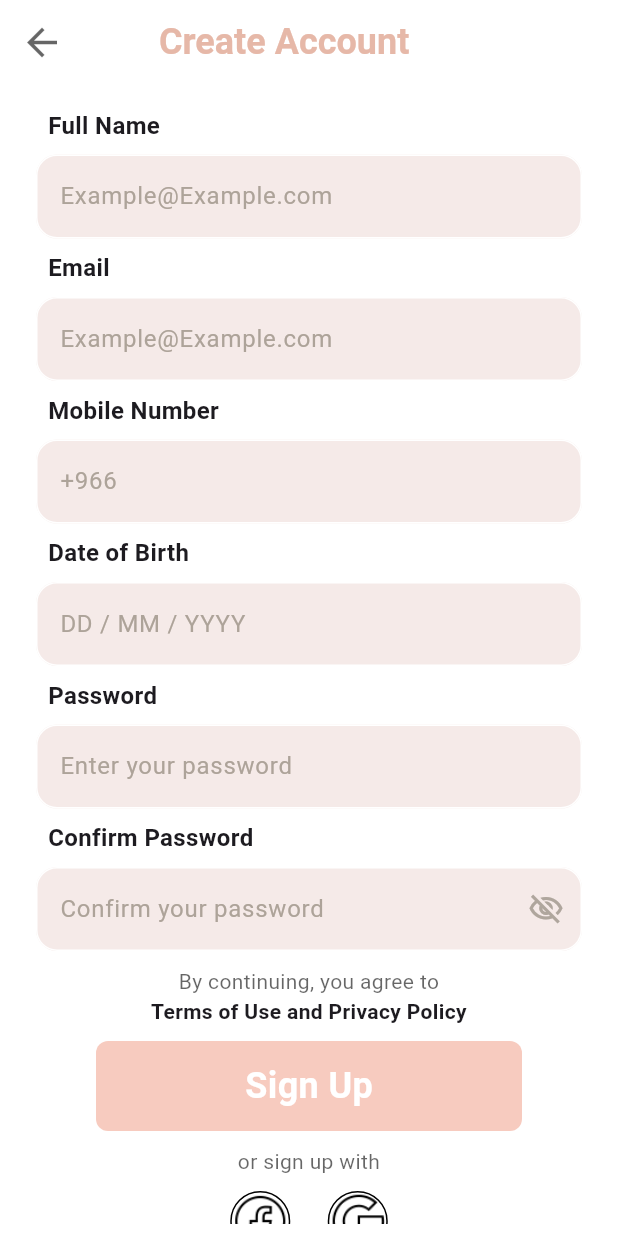
After one commit to MohamedAliShosha/Auth_Flow, a Flutter app: the screen it shows after launch, after a tap on "Sign Up", on a phone screen of 412 x 824 dp. The commit adds this screen. Run offline on Flutter 3.47's test engine with Material 3 defaults, Android fonts, the phone set to English and light mode, and no system bars.

Commit message:
refactor SignInViewBody and SignUpViewBody to use custom content widgets; add CustomFacebookAndGoogleIcons and CustomImageFrame for improved layout

```diff
--- /dev/null
+++ b/lib/widgets/custom_face_book_and_google_icons.dart
@@ -0,0 +1,30 @@
+import 'package:auth_flow/widgets/custom_image_frame.dart';
+import 'package:flutter/material.dart';
+
+class CustomFacebookAndGoogleIcons extends StatelessWidget {
+  const CustomFacebookAndGoogleIcons({
+    super.key,
+  });
+
+  @override
+  Widget build(BuildContext context) {
+    return const Row(
+      mainAxisAlignment: MainAxisAlignment.center,
+      children: [
+        CustomImageFrame(
+          image: Image(
+            image: AssetImage('assets/images/icons8-facebook-50.png'),
+          ),
+        ),
+        SizedBox(
+          width: 25,
+        ),
+        CustomImageFrame(
+          image: Image(
+            image: AssetImage('assets/images/icons8-google-50.png'),
+          ),
+        ),
+      ],
+    );
+  }
+}
--- /dev/null
+++ b/lib/widgets/custom_image_frame.dart
@@ -0,0 +1,26 @@
+import 'package:flutter/material.dart';
+
+class CustomImageFrame extends StatelessWidget {
+  const CustomImageFrame({
+    super.key,
+    required this.image,
+  });
+
+  final Widget image;
+  @override
+  Widget build(BuildContext context) {
+    return Container(
+      margin: const EdgeInsets.only(top: 10),
+      width: 40,
+      height: 40,
+      decoration: BoxDecoration(
+        shape: BoxShape.circle,
+        border: Border.all(
+          color: Colors.black,
+          width: 1,
+        ),
+      ),
+      child: image,
+    );
+  }
+}
--- /dev/null
+++ b/lib/widgets/custom_sign_in _body_content.dart
@@ -0,0 +1,35 @@
+import 'package:auth_flow/widgets/custom_text_field.dart';
+import 'package:auth_flow/widgets/custom_title_item.dart';
+import 'package:flutter/material.dart';
+
+class CustomBodayContent extends StatelessWidget {
+  const CustomBodayContent({
+    super.key,
+  });
+
+  @override
+  Widget build(BuildContext context) {
+    return const Column(
+      mainAxisAlignment: MainAxisAlignment.start,
+      children: [
+        CustomTitleItem(
+          title: 'Username Or Email',
+        ),
+        CustomTextField(
+          hintText: 'example@example.com',
+        ),
+        CustomTitleItem(
+          title: 'Password',
+        ),
+        CustomTextField(
+          suffixIcon: Icon(
+            Icons.visibility_off_outlined,
+            color: Color(0xffafa69d),
+          ),
+          isObscure: true,
+          hintText: 'Enter your password',
+        ),
+      ],
+    );
+  }
+}
--- /dev/null
+++ b/lib/widgets/custom_sign_up_body_content.dart
@@ -0,0 +1,58 @@
+import 'package:auth_flow/widgets/custom_text_field.dart';
+import 'package:auth_flow/widgets/custom_title_item.dart';
+import 'package:flutter/material.dart';
+
+class CustomSignUpBodyContent extends StatelessWidget {
+  const CustomSignUpBodyContent({
+    super.key,
+  });
+
+  @override
+  Widget build(BuildContext context) {
+    return const Column(
+      mainAxisAlignment: MainAxisAlignment.start,
+      children: [
+        CustomTitleItem(
+          title: 'Full Name',
+        ),
+        CustomTextField(
+          hintText: 'Example@Example.com',
+        ),
+        CustomTitleItem(title: 'Email'),
+        CustomTextField(
+          hintText: 'Example@Example.com',
+        ),
+        CustomTitleItem(
+          title: 'Mobile Number',
+        ),
+        CustomTextField(
+          hintText: '+966',
+        ),
+        CustomTitleItem(
+          title: 'Date of Birth',
+        ),
+        CustomTextField(
+          hintText: 'DD / MM / YYYY',
+        ),
+        CustomTitleItem(
+          title: 'Password',
+        ),
+        CustomTextField(
+          isObscure: true,
+          hintText: 'Enter your password',
+        ),
+        CustomTitleItem(
+          title: 'Confirm Password',
+        ),
+        CustomTextField(
+          isObscure: true,
+          suffixIcon: Icon(
+            Icons.visibility_off_outlined,
+            color: Color(0xffafa69d),
+          ),
+          hintText: 'Confirm your password',
+        ),
+      ],
+    );
+  }
+}
```
Also changed, not shown: lib/widgets/sign_in_view_body.dart (+4 -58 lines), lib/widgets/sign_up_view_body.dart (+4 -81 lines).
